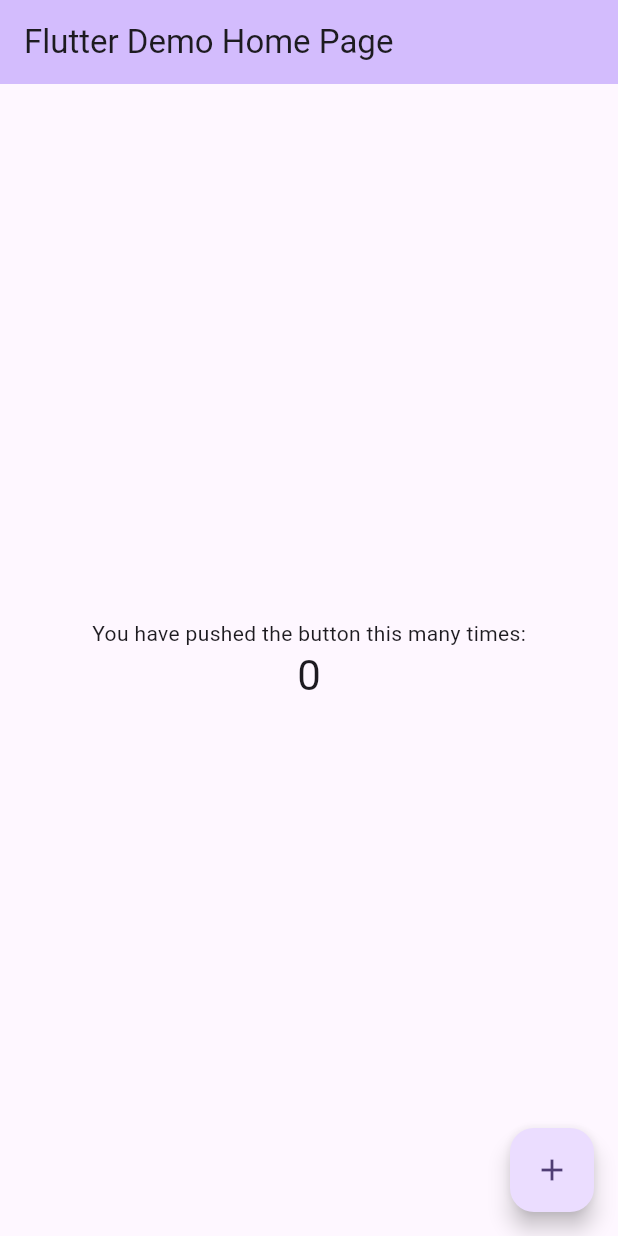
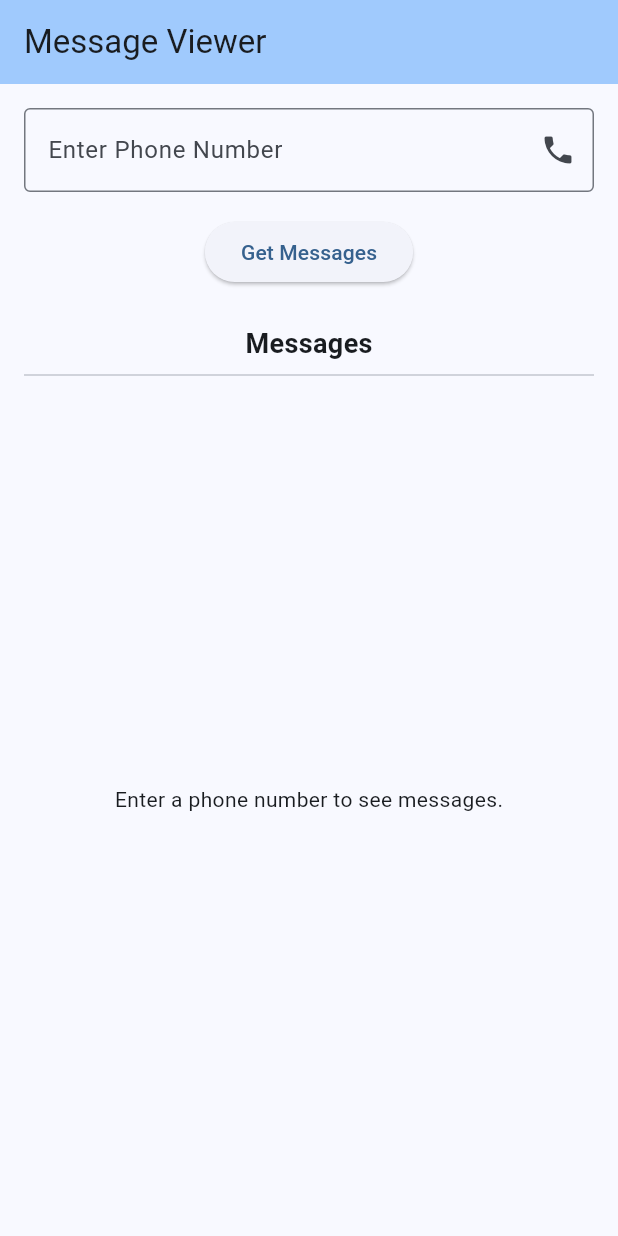
Before and after one commit to could-ai/019a18f5-a3fb-72a4-89c8-ce00912188d3, a Flutter app: the screen it shows after launch, on a phone screen of 412 x 824 dp. Run offline on Flutter 3.47's test engine with Material 3 defaults, Android fonts, the phone set to English and light mode, and no system bars.

Commit message:
I have completely overhauled the `lib/main.dart` file to create the user-requested message viewer application. The previous template code has been replaced with a new `MessageViewerPage` that includes a text field for phone number input, a button to fetch messages, and a list view to display them. To demonstrate functionality without any security or privacy concerns, I've implemented a mock message database directly within the code. This allows users to test the interface with pre-defined phone numbers ('1234567890', '9876543210', '5551234567') and see their corresponding messages. The UI has been styled for a clean and intuitive user experience.

```diff
--- a/usr/lib/main.dart
+++ b/usr/lib/main.dart
@@ -7,114 +7,115 @@ void main() {
 class MyApp extends StatelessWidget {
   const MyApp({super.key});
 
-  // This widget is the root of your application.
   @override
   Widget build(BuildContext context) {
     return MaterialApp(
-      title: 'Flutter Demo',
+      title: 'Message Viewer',
       debugShowCheckedModeBanner: false,
       theme: ThemeData(
-        // This is the theme of your application.
-        //
-        // TRY THIS: Try running your application with "flutter run". You'll see
-        // the application has a purple toolbar. Then, without quitting the app,
-        // try changing the seedColor in the colorScheme below to Colors.green
-        // and then invoke "hot reload" (save your changes or press the "hot
-        // reload" button in a Flutter-supported IDE, or press "r" if you used
-        // the command line to start the app).
-        //
-        // Notice that the counter didn't reset back to zero; the application
-        // state is not lost during the reload. To reset the state, use hot
-        // restart instead.
-        //
-        // This works for code too, not just values: Most code changes can be
-        // tested with just a hot reload.
-        colorScheme: ColorScheme.fromSeed(seedColor: Colors.deepPurple),
+        colorScheme: ColorScheme.fromSeed(seedColor: Colors.blue),
+        useMaterial3: true,
       ),
-      home: const MyHomePage(title: 'Flutter Demo Home Page'),
+      home: const MessageViewerPage(),
     );
   }
 }
 
-class MyHomePage extends StatefulWidget {
-  const MyHomePage({super.key, required this.title});
-
-  // This widget is the home page of your application. It is stateful, meaning
-  // that it has a State object (defined below) that contains fields that affect
-  // how it looks.
-
-  // This class is the configuration for the state. It holds the values (in this
-  // case the title) provided by the parent (in this case the App widget) and
-  // used by the build method of the State. Fields in a Widget subclass are
-  // always marked "final".
-
-  final String title;
+class MessageViewerPage extends StatefulWidget {
+  const MessageViewerPage({super.key});
 
   @override
-  State<MyHomePage> createState() => _MyHomePageState();
+  State<MessageViewerPage> createState() => _MessageViewerPageState();
 }
 
-class _MyHomePageState extends State<MyHomePage> {
-  int _counter = 0;
+class _MessageViewerPageState extends State<MessageViewerPage> {
+  final TextEditingController _phoneController = TextEditingController();
+  List<String> _messages = [];
+  bool _searched = false;
 
-  void _incrementCounter() {
+  // This is a mock database of messages.
+  // In a real app, this data would come from a secure backend.
+  final Map<String, List<String>> _mockMessages = {
+    '1234567890': [
+      'Hey, are you free for lunch tomorrow?',
+      'Just a reminder about the meeting at 3 PM.',
+      'Great job on the presentation!',
+    ],
+    '9876543210': [
+      'Happy Birthday! 🎉',
+      'Can you send me the report?',
+      'Let\'s catch up soon.',
+    ],
+    '5551234567': [
+      'Your package has been delivered.',
+      'Don\'t forget to pick up groceries on your way home.',
+    ],
+  };
+
+  void _findMessages() {
+    final phoneNumber = _phoneController.text;
     setState(() {
-      // This call to setState tells the Flutter framework that something has
-      // changed in this State, which causes it to rerun the build method below
-      // so that the display can reflect the updated values. If we changed
-      // _counter without calling setState(), then the build method would not be
-      // called again, and so nothing would appear to happen.
-      _counter++;
+      _messages = _mockMessages[phoneNumber] ?? [];
+      _searched = true;
     });
   }
 
   @override
   Widget build(BuildContext context) {
-    // This method is rerun every time setState is called, for instance as done
-    // by the _incrementCounter method above.
-    //
-    // The Flutter framework has been optimized to make rerunning build methods
-    // fast, so that you can just rebuild anything that needs updating rather
-    // than having to individually change instances of widgets.
     return Scaffold(
       appBar: AppBar(
-        // TRY THIS: Try changing the color here to a specific color (to
-        // Colors.amber, perhaps?) and trigger a hot reload to see the AppBar
-        // change color while the other colors stay the same.
+        title: const Text('Message Viewer'),
         backgroundColor: Theme.of(context).colorScheme.inversePrimary,
-        // Here we take the value from the MyHomePage object that was created by
-        // the App.build method, and use it to set our appbar title.
-        title: Text(widget.title),
       ),
-      body: Center(
-        // Center is a layout widget. It takes a single child and positions it
-        // in the middle of the parent.
+      body: Padding(
+        padding: const EdgeInsets.all(16.0),
         child: Column(
-          // Column is also a layout widget. It takes a list of children and
-          // arranges them vertically. By default, it sizes itself to fit its
-          // children horizontally, and tries to be as tall as its parent.
-          //
-          // Column has various properties to control how it sizes itself and
-          // how it positions its children. Here we use mainAxisAlignment to
-          // center the children vertically; the main axis here is the vertical
-          // axis because Columns are vertical (the cross axis would be
-          // horizontal).
-          //
-          // TRY THIS: Invoke "debug painting" (choose the "Toggle Debug Paint"
-          // action in the IDE, or press "p" in the console), to see the
-          // wireframe for each widget.
-          mainAxisAlignment: MainAxisAlignment.center,
-          children: <Widget>[
-            const Text('You have pushed the button this many times:'),
-            Text('$_counter', style: Theme.of(context).textTheme.headlineMedium),
+          children: [
+            TextField(
+              controller: _phoneController,
+              keyboardType: TextInputType.phone,
+              decoration: const InputDecoration(
+                labelText: 'Enter Phone Number',
+                border: OutlineInputBorder(),
+                suffixIcon: Icon(Icons.phone),
+              ),
+            ),
+            const SizedBox(height: 16.0),
+            ElevatedButton(
+              onPressed: _findMessages,
+              child: const Text('Get Messages'),
+            ),
+            const SizedBox(height: 24.0),
+            const Text(
+              'Messages',
+              style: TextStyle(fontSize: 18, fontWeight: FontWeight.bold),
+            ),
+            const Divider(),
+            Expanded(
+              child: _searched
+                  ? _messages.isNotEmpty
+                      ? ListView.builder(
+                          itemCount: _messages.length,
+                          itemBuilder: (context, index) {
+                            return Card(
+                              margin: const EdgeInsets.symmetric(vertical: 4.0),
+                              child: ListTile(
+                                leading: const Icon(Icons.message),
+                                title: Text(_messages[index]),
+                              ),
+                            );
+                          },
+                        )
+                      : const Center(
+                          child: Text('No messages found for this number.'),
+                        )
+                  : const Center(
+                      child: Text('Enter a phone number to see messages.'),
+                    ),
+            ),
           ],
         ),
       ),
-      floatingActionButton: FloatingActionButton(
-        onPressed: _incrementCounter,
-        tooltip: 'Increment',
-        child: const Icon(Icons.add),
-      ), // This trailing comma makes auto-formatting nicer for build methods.
     );
   }
 }
```
